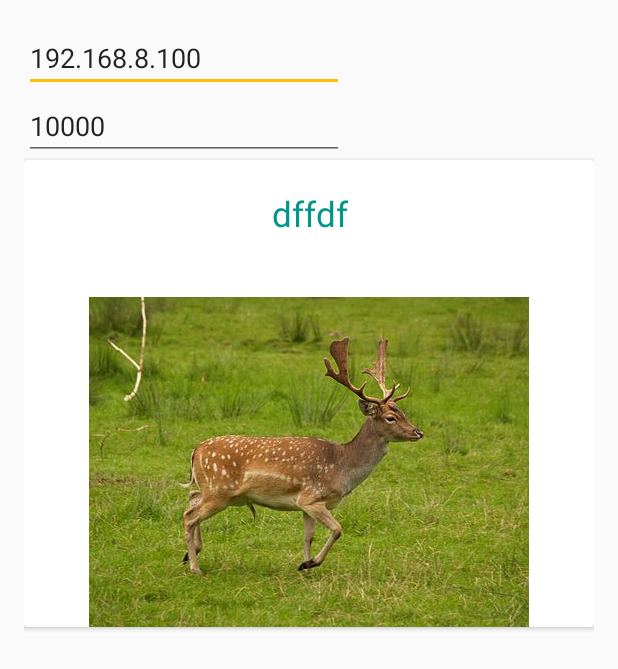
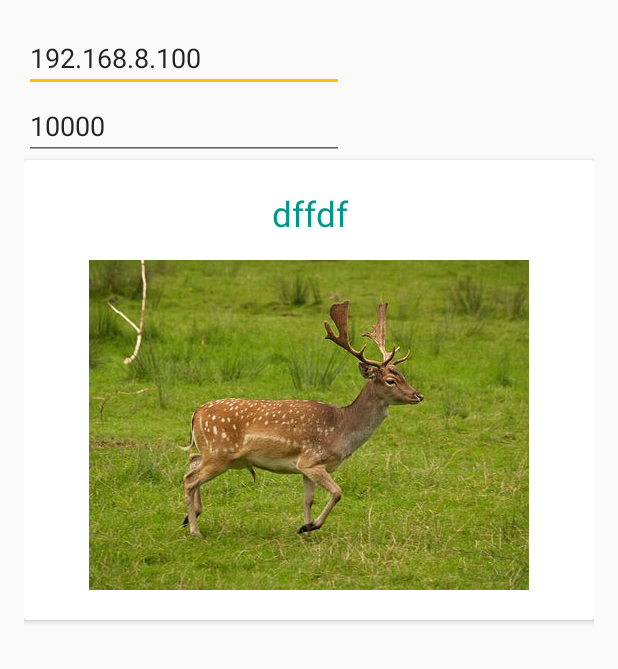
Before and after one commit to mmahmad/Image-Detector, an Android app: the layout content_main.xml on its own in the app's theme, with its tools: preview values and no code run, on a phone screen of 412 x 824 dp. Shown: the top 669 px of the screen. Run offline under Robolectric (Android 15) with nearby library versions, the phone set to English and light mode, and no system bars.

Commit message:
Adjust card appearance

```diff
--- a/app/src/main/res/layout/content_main.xml
+++ b/app/src/main/res/layout/content_main.xml
@@ -69,15 +69,14 @@
         android:layout_width="match_parent"
         android:layout_height="wrap_content"
         android:layout_below="@+id/editTextPort"
-        android:id="@+id/Card"
-
-        >
+        android:id="@+id/Card">
 
         <LinearLayout
             android:layout_width="match_parent"
             android:layout_height="wrap_content"
             android:orientation="vertical"
-            android:paddingTop="20dp">
+            android:paddingTop="20dp"
+            android:paddingBottom="20dp">
 
             <TextView
                 android:id="@+id/textViewCardText"
@@ -85,7 +84,7 @@
                 android:layout_height="match_parent"
                 android:text="dffdf"
                 android:gravity="center"
-                android:textSize="23dp"
+                android:textSize="23sp"
                 android:textColor="@color/colorPrimary"
 
                  />
@@ -94,7 +93,8 @@
                 android:layout_width="match_parent"
                 android:layout_height="wrap_content"
                 android:src="@drawable/deer"
-                android:paddingTop="40dp"
+                android:paddingTop="15dp"
+                android:gravity="center"
                 android:id="@+id/cardImage"
                 android:contentDescription="deer image"/>
 
```
